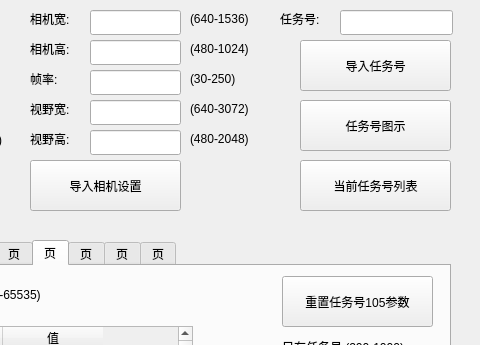
Above: qtmysunnydlg.ui from qubo188612/qtwelding before the change; both pictures show x 230 to 710 and y 0 to 345 of the 1220 by 758 pixel window. Below: the same form after it.
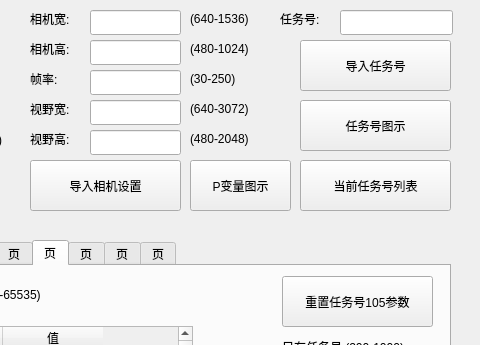
That is the form after the change. Custom widgets are drawn as their Qt base class.

The edit to the form file:
```diff
--- a/qtmysunnydlg.ui
+++ b/qtmysunnydlg.ui
@@ -7095,6 +7095,19 @@
     <string>Z反向</string>
    </property>
   </widget>
+  <widget class="QPushButton" name="pshowBtn">
+   <property name="geometry">
+    <rect>
+     <x>420</x>
+     <y>160</y>
+     <width>101</width>
+     <height>51</height>
+    </rect>
+   </property>
+   <property name="text">
+    <string>P变量图示</string>
+   </property>
+  </widget>
  </widget>
  <customwidgets>
   <customwidget>
```
Left out of the diff: 5 changed lines with no effect on the pictures.
